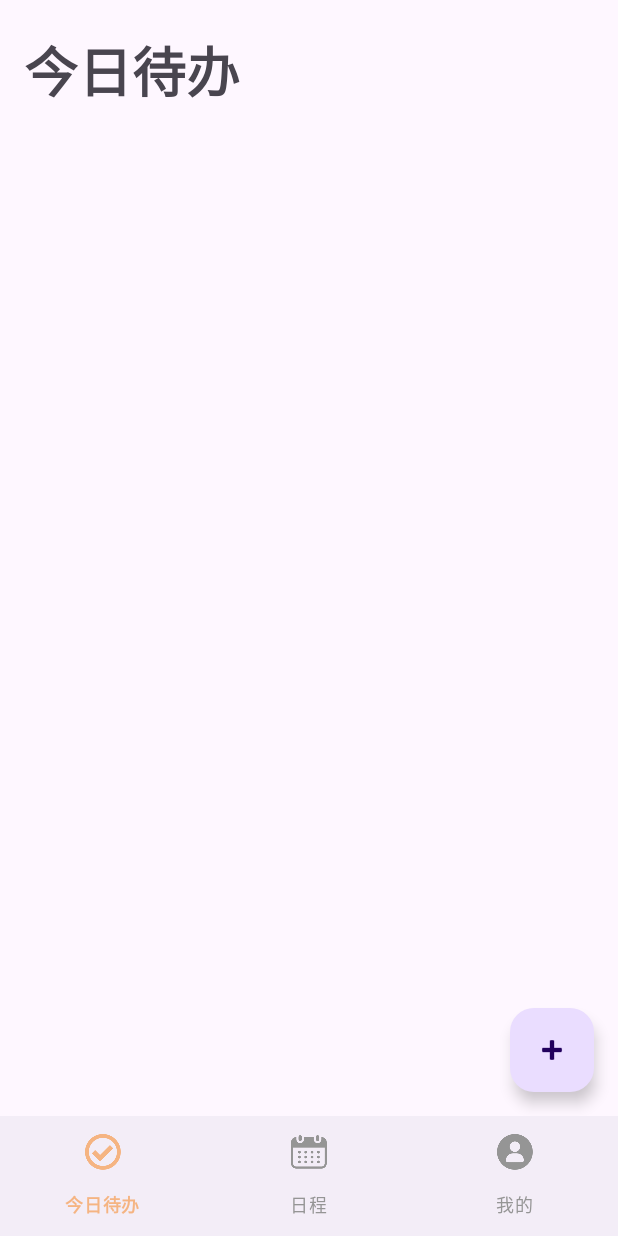
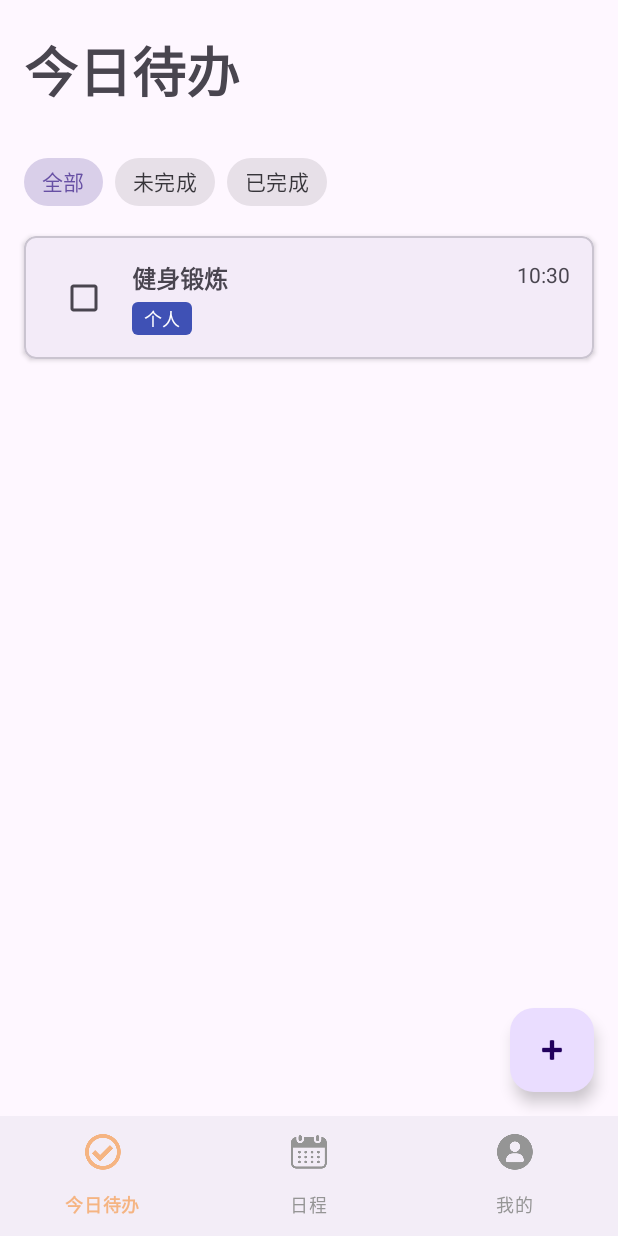
Before and after one commit to caoye04/-Planwise, an Android app: the screen it shows after launch (MainActivity), on a phone screen of 412 x 824 dp. Run offline under Robolectric (Android 15) with nearby library versions, the phone set to English and light mode, and no system bars; our stand-ins replace Room's generated code, navigation-ui.

Commit message:
feat 增加“已完成/未完成”待办的筛选

```diff
--- a/code/app/src/main/java/com/example/planwise/ui/fragment/TodayTodoFragment.java
+++ b/code/app/src/main/java/com/example/planwise/ui/fragment/TodayTodoFragment.java
@@ -10,11 +10,16 @@ import android.view.ViewGroup;
 import androidx.annotation.NonNull;
 import androidx.annotation.Nullable;
 import androidx.fragment.app.Fragment;
+import androidx.lifecycle.LiveData;
+import androidx.lifecycle.MediatorLiveData;
+import androidx.lifecycle.Observer;
 import androidx.lifecycle.ViewModelProvider;
 import androidx.recyclerview.widget.ItemTouchHelper;
 import androidx.recyclerview.widget.LinearLayoutManager;
 import androidx.recyclerview.widget.RecyclerView;
 
+import com.google.android.material.chip.Chip;
+import com.google.android.material.chip.ChipGroup;
 import com.google.android.material.floatingactionbutton.FloatingActionButton;
 import com.example.planwise.R;
 import com.example.planwise.data.model.Schedule;
@@ -23,11 +28,21 @@ import com.example.planwise.ui.activity.ScheduleDetailActivity;
 import com.example.planwise.ui.adapter.ScheduleAdapter;
 import com.example.planwise.ui.viewmodel.ScheduleViewModel;
 
+import java.util.List;
+import java.util.ArrayList;
+
 public class TodayTodoFragment extends Fragment implements ScheduleAdapter.OnScheduleListener {
 
     private ScheduleViewModel viewModel;
     private ScheduleAdapter adapter;
 
+    private List<Schedule> allSchedules = new ArrayList<>();
+    private int currentFilter = FILTER_ALL;
+
+    // Filter constants
+    private static final int FILTER_ALL = 0;
+    private static final int FILTER_INCOMPLETE = 1;
+    private static final int FILTER_COMPLETED = 2;
     @Nullable
     @Override
     public View onCreateView(@NonNull LayoutInflater inflater, @Nullable ViewGroup container, @Nullable Bundle savedInstanceState) {
@@ -46,12 +61,38 @@ public class TodayTodoFragment extends Fragment implements ScheduleAdapter.OnSch
     recyclerView.setLayoutManager(new LinearLayoutManager(getContext()));
     adapter = new ScheduleAdapter(this);
     recyclerView.setAdapter(adapter);
+// Setup filter chips
+        ChipGroup chipGroupFilter = view.findViewById(R.id.chip_group_filter);
+        Chip chipAll = view.findViewById(R.id.chip_filter_all);
+        Chip chipIncomplete = view.findViewById(R.id.chip_filter_incomplete);
+        Chip chipCompleted = view.findViewById(R.id.chip_filter_completed);
 
+        chipGroupFilter.setOnCheckedChangeListener((group, checkedId) -> {
+            if (checkedId == R.id.chip_filter_all) {
+                currentFilter = FILTER_ALL;
+            } else if (checkedId == R.id.chip_filter_incomplete) {
+                currentFilter = FILTER_INCOMPLETE;
+            } else if (checkedId == R.id.chip_filter_completed) {
+                currentFilter = FILTER_COMPLETED;
+            }else{
+
+                currentFilter = FILTER_ALL;
+            }
+
+            // Apply the filter to current data
+            applyFilter();
+        });
     // Observe today's schedules
     viewModel.getTodaySchedules().observe(getViewLifecycleOwner(), schedules -> {
-            adapter.submitList(schedules);
+        allSchedules = schedules != null ? schedules : new ArrayList<>();
+
+        // Apply current filter to the new data
+        applyFilter();
+        // 只有当列表为空时才添加默认日程
+        if (schedules == null || schedules.isEmpty()) {
+            addDefaultSchedules();
+        }
     });
-
         // Setup swipe delete functionality
         ItemTouchHelper.SimpleCallback simpleCallback = new ItemTouchHelper.SimpleCallback(0, ItemTouchHelper.LEFT | ItemTouchHelper.RIGHT) {
             @Override
@@ -70,13 +111,37 @@ public class TodayTodoFragment extends Fragment implements ScheduleAdapter.OnSch
         new ItemTouchHelper(simpleCallback).attachToRecyclerView(recyclerView);
 
         // Setup FAB for adding new schedules
-        FloatingActionButton fab = view.findViewById(R.id.fab_add);
-        fab.setOnClickListener(v -> {
+        FloatingActionButton add_todo_btn = view.findViewById(R.id.fab_add);
+        add_todo_btn.setOnClickListener(v -> {
             Intent intent = new Intent(getActivity(), AddScheduleActivity.class);
             startActivity(intent);
         });
     }
+    private void applyFilter() {
+        List<Schedule> filteredList = new ArrayList<>();
 
+        for (Schedule schedule : allSchedules) {
+            boolean shouldInclude = false;
+
+            switch (currentFilter) {
+                case FILTER_ALL:
+                    shouldInclude = true;
+                    break;
+                case FILTER_INCOMPLETE:
+                    shouldInclude = !schedule.isCompleted();
+                    break;
+                case FILTER_COMPLETED:
+                    shouldInclude = schedule.isCompleted();
+                    break;
+            }
+
+            if (shouldInclude) {
+                filteredList.add(schedule);
+            }
+        }
+
+        adapter.submitList(filteredList);
+    }
     @Override
     public void onScheduleClick(Schedule schedule) {
         // Navigate to schedule detail
@@ -89,4 +154,42 @@ public class TodayTodoFragment extends Fragment implements ScheduleAdapter.OnSch
     public void onCompletedToggle(Schedule schedule) {
         viewModel.toggleScheduleCompleted(schedule);
     }
+    private void addDefaultSchedules() {
+        // 获取当前日期
+        java.util.Calendar calendar = java.util.Calendar.getInstance();
+        java.util.Date today = calendar.getTime();
+
+        // 创建3条默认日程，使用完整构造函数
+        Schedule schedule1 = new Schedule(
+                "完成Android作业",
+                "完成PlanWise应用开发",
+                today,
+                "实验室", // 位置
+                "学习", // 分类
+                false // 完成状态
+        );
+
+        Schedule schedule2 = new Schedule(
+                "阅读专业书籍",
+                "阅读一小时专业相关书籍",
+                today,
+                "图书馆",
+                "学习",
+                false
+        );
+
+        Schedule schedule3 = new Schedule(
+                "健身锻炼",
+                "进行30分钟有氧运动",
+                today,
+                "健身房",
+                "个人",
+                false
+        );
+
+        // 将默认日程添加到数据库
+        viewModel.insertSchedule(schedule1);
+        viewModel.insertSchedule(schedule2);
+        viewModel.insertSchedule(schedule3);
     }
+}
--- a/code/app/src/main/res/layout/fragment_today_todo.xml
+++ b/code/app/src/main/res/layout/fragment_today_todo.xml
@@ -4,7 +4,8 @@
     xmlns:tools="http://schemas.android.com/tools"
     android:layout_width="match_parent"
     android:layout_height="match_parent"
-    tools:context=".ui.fragment.TodayTodoFragment">
+    tools:context=".ui.fragment.TodayTodoFragment"
+    xmlns:app="http://schemas.android.com/apk/res-auto">
     <LinearLayout
         android:layout_width="match_parent"
         android:layout_height="wrap_content"
@@ -15,7 +16,36 @@
         android:layout_height="wrap_content"
         android:text="今日待办"
         style="@style/PageTitle"/>
+        <!-- 添加筛选选项 -->
+        <com.google.android.material.chip.ChipGroup
+            android:id="@+id/chip_group_filter"
+            android:layout_width="wrap_content"
+            android:layout_height="wrap_content"
+            android:layout_marginStart="16dp"
+            android:layout_marginTop="8dp"
+            app:singleSelection="true">
 
+        <com.google.android.material.chip.Chip
+            android:id="@+id/chip_filter_all"
+            style="@style/Widget.MaterialComponents.Chip.Choice"
+            android:layout_width="wrap_content"
+            android:layout_height="wrap_content"
+            android:checked="true"
+            android:text="全部" />
+
+        <com.google.android.material.chip.Chip
+            android:id="@+id/chip_filter_incomplete"
+            style="@style/Widget.MaterialComponents.Chip.Choice"
+            android:layout_width="wrap_content"
+            android:layout_height="wrap_content"
+            android:text="未完成" />
+            <com.google.android.material.chip.Chip
+                android:id="@+id/chip_filter_completed"
+                style="@style/Widget.MaterialComponents.Chip.Choice"
+                android:layout_width="wrap_content"
+                android:layout_height="wrap_content"
+                android:text="已完成" />
+        </com.google.android.material.chip.ChipGroup>
     <androidx.recyclerview.widget.RecyclerView
         android:id="@+id/recycler_view"
         android:layout_width="match_parent"
```
Lines whose indentation alone changed are shown as unchanged.
